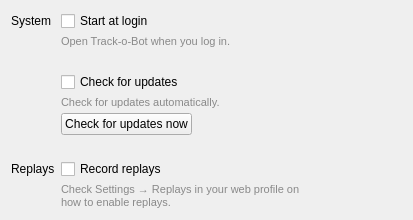
Old version of the form src/ui/SettingsWidget.ui in the repository stevschmid/track-o-bot.
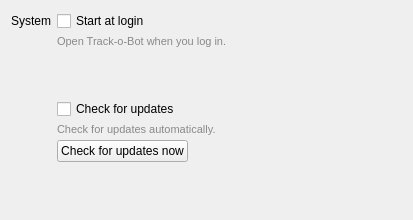
New version of the form.

Commit message: Remove replay system for now

Patch:
```diff
--- a/src/ui/SettingsWidget.ui
+++ b/src/ui/SettingsWidget.ui
@@ -13,7 +13,7 @@
   <property name="minimumSize">
    <size>
     <width>0</width>
-    <height>200</height>
+    <height>150</height>
    </size>
   </property>
   <property name="windowTitle">
@@ -110,30 +110,6 @@
        </property>
       </spacer>
      </item>
-     <item row="9" column="0">
-      <widget class="QLabel" name="label">
-       <property name="text">
-        <string>Replays</string>
-       </property>
-      </widget>
-     </item>
-     <item row="9" column="1">
-      <widget class="QCheckBox" name="replaysEnabled">
-       <property name="text">
-        <string>Record replays</string>
-       </property>
-      </widget>
-     </item>
-     <item row="10" column="1">
-      <widget class="QLabel" name="replaysDescription">
-       <property name="text">
-        <string>Check Settings → Replays in your web profile on how to enable replays.</string>
-       </property>
-       <property name="wordWrap">
-        <bool>true</bool>
-       </property>
-      </widget>
-     </item>
     </layout>
    </item>
   </layout>
```
The commit also changes 15 other files.
